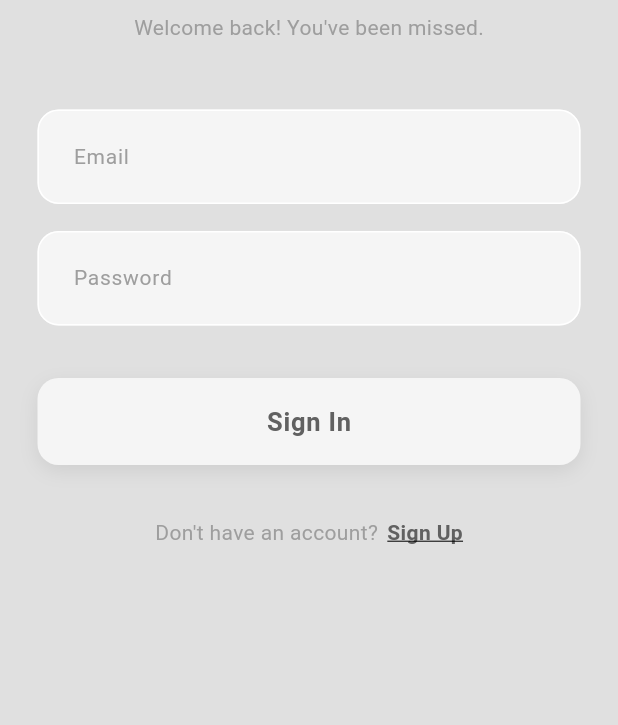
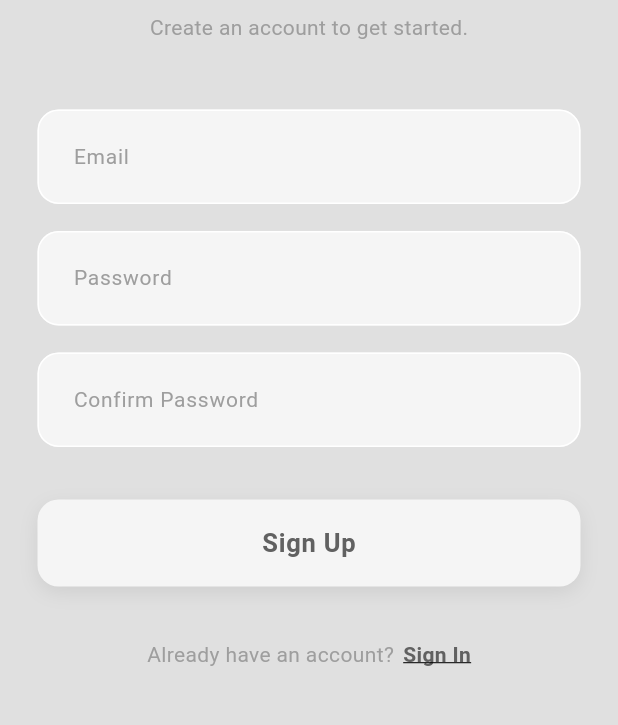
Before and after one commit to majed-edu/food_delivery_app, a Flutter app: the screen it shows after launch, after a tap on "Sign Up", on a phone screen of 412 x 824 dp, the part 312-1037 px from its top. Run offline on Flutter 3.47's test engine with Material 3 defaults, Android fonts, the phone set to English and light mode, and no system bars.

Commit message:
feat: Implement registration page and update navigation to login/register flow

```diff
--- /dev/null
+++ b/lib/auth/login_or_register.dart
@@ -0,0 +1,41 @@
+
+
+import 'package:flutter/material.dart';
+import 'package:food_delivery_app/pages/login_page.dart';
+import 'package:food_delivery_app/pages/register_page.dart';
+
+class LoginOrRegister extends StatefulWidget {
+  const LoginOrRegister({super.key});
+
+  @override
+  State<LoginOrRegister> createState() => _LoginOrRegisterState();
+}
+
+class _LoginOrRegisterState extends State<LoginOrRegister> {
+
+
+  // initialize the showLoginPage variable to true to show the login page first
+  bool showLoginPage = true;
+
+  // toggle the showLoginPage variable to switch between login and register pages
+  void togglePages() {
+    setState(() {
+      showLoginPage = !showLoginPage;
+    });
+  }
+
+
+
+  @override
+  Widget build(BuildContext context) {
+    if (showLoginPage) {
+      return LoginPage(
+        onTap: togglePages,
+      );
+    } else {
+      return RegisterPage(
+        onTap: togglePages,
+      );
+    }
+  }
+}
--- a/lib/main.dart
+++ b/lib/main.dart
@@ -1,5 +1,5 @@
 import 'package:flutter/material.dart';
-import 'package:food_delivery_app/pages/login_page.dart';
+import 'package:food_delivery_app/auth/login_or_register.dart';
 import 'package:food_delivery_app/themes/theme_provider.dart';
 import 'package:provider/provider.dart';
 
@@ -20,11 +20,7 @@ class MyApp extends StatelessWidget {
     return MaterialApp(
       debugShowCheckedModeBanner: false,
       theme: Provider.of<ThemeProvider>(context).themeData,
-      home: LoginPage(
-        onTap: () {
-          // Handle sign up tap
-        },
-      ),
+      home: const LoginOrRegister(),
     );
   }
 }
--- /dev/null
+++ b/lib/pages/register_page.dart
@@ -0,0 +1,144 @@
+
+import 'package:flutter/material.dart';
+import 'package:food_delivery_app/components/my_buttom.dart';
+import 'package:food_delivery_app/components/my_textfield.dart';
+
+class RegisterPage extends StatefulWidget {
+  final void Function() onTap;
+
+  const RegisterPage({super.key, required this.onTap});
+
+  @override
+  State<RegisterPage> createState() => _RegisterPageState();
+}
+
+class _RegisterPageState extends State<RegisterPage> {
+  final TextEditingController emailController = TextEditingController();
+
+  final TextEditingController passwordController = TextEditingController();
+  final TextEditingController confirmPasswordController =
+      TextEditingController();
+
+  @override
+  void dispose() {
+    emailController.dispose();
+    passwordController.dispose();
+    confirmPasswordController.dispose();
+    super.dispose();
+  }
+
+  @override
+  Widget build(BuildContext context) {
+    final colors = Theme.of(context).colorScheme;
+
+    return Scaffold(
+      backgroundColor: colors.surface,
+      body: SafeArea(
+        child: SingleChildScrollView(
+          padding: const EdgeInsets.symmetric(vertical: 35),
+          child: Center(
+            child: Column(
+              mainAxisSize: MainAxisSize.min,
+              children: [
+                // App Icon
+                Container(
+                  padding: const EdgeInsets.all(22),
+                  decoration: BoxDecoration(
+                    color: colors.secondary,
+
+                    borderRadius: BorderRadius.circular(25),
+                  ),
+                  child: Icon(
+                    Icons.fastfood_rounded,
+                    size: 65,
+                    color: colors.inversePrimary,
+                  ),
+                ),
+
+                const SizedBox(height: 25),
+
+                // App Name
+                Text(
+                  'Food Delivery App',
+                  style: TextStyle(
+                    fontSize: 27,
+                    fontWeight: FontWeight.bold,
+                    color: colors.inversePrimary,
+                    letterSpacing: 0.5,
+                  ),
+                ),
+
+                const SizedBox(height: 8),
+
+                // Subtitle
+                Text(
+                  'Create an account to get started.',
+                  style: TextStyle(fontSize: 14, color: colors.primary),
+                ),
+
+                const SizedBox(height: 45),
+
+                // Email Field
+                MyTextField(
+                  hintText: 'Email',
+                  controller: emailController,
+                  obscureText: false,
+                ),
+
+                const SizedBox(height: 18),
+
+                // Password Field
+                MyTextField(
+                  hintText: 'Password',
+                  controller: passwordController,
+                  obscureText: true,
+                ),
+
+                const SizedBox(height: 18),
+                // Confirm Password Field
+                MyTextField(
+                  hintText: 'Confirm Password',
+                  controller: confirmPasswordController,
+                  obscureText: true,
+                ),
+
+                const SizedBox(height: 35),
+
+                // Sign Up Button
+                MyButtom(onTap: () {}, text: 'Sign Up'),
+
+                const SizedBox(height: 35),
+
+                // Register
+                Row(
+                  mainAxisAlignment: MainAxisAlignment.center,
+                  children: [
+                    Text(
+                      'Already have an account?',
+                      style: TextStyle(color: colors.primary, fontSize: 14),
+                    ),
+
+                    const SizedBox(width: 6),
+
+                    GestureDetector(
+                      onTap: widget.onTap,
+                      child: Text(
+                        'Sign In',
+                        style: TextStyle(
+                          color: colors.inversePrimary,
+                          fontWeight: FontWeight.bold,
+                          fontSize: 14,
+                          decoration: TextDecoration.underline,
+                        ),
+                      ),
+                    ),
+                  ],
+                ),
+              ],
+            ),
+          ),
+        ),
+      ),
+    );
+  }
+}
```
